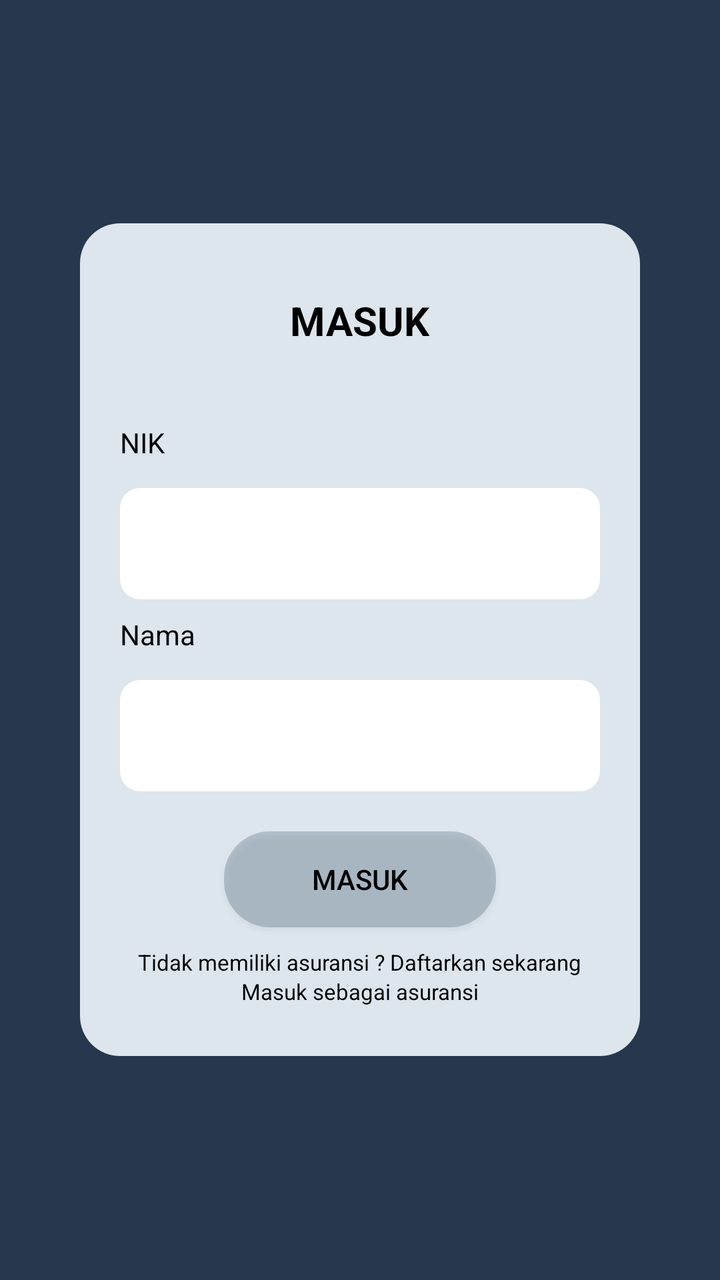
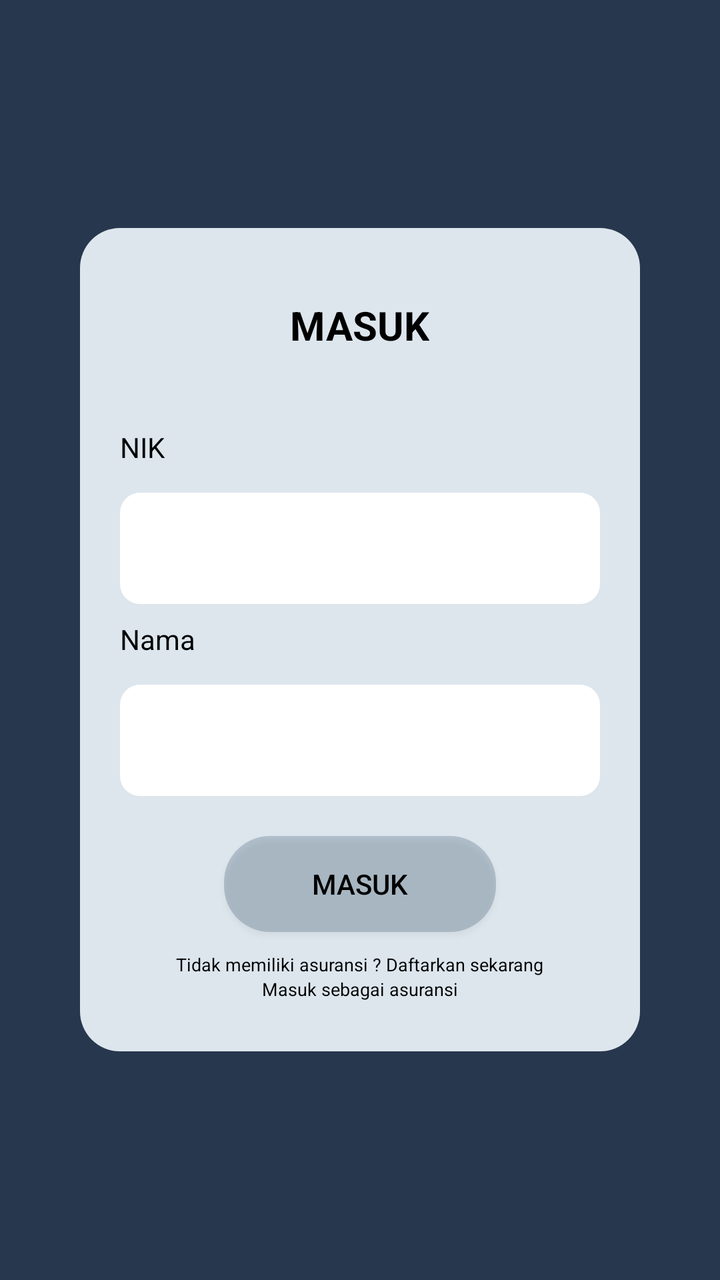

Compare the two renders of this Android layout. The source of the first and the diff that turns it into the second are given below.
<!-- AndroidManifest.xml: application theme Theme.Skripsi -->
<!-- res/layout/activity_login.xml -->
<?xml version="1.0" encoding="utf-8"?>
<LinearLayout xmlns:android="http://schemas.android.com/apk/res/android"
    xmlns:app="http://schemas.android.com/apk/res-auto"
    xmlns:tools="http://schemas.android.com/tools"
    android:id="@+id/main"
    android:layout_width="match_parent"
    android:layout_height="match_parent"
    tools:context=".Login"
    android:orientation="vertical"
    android:background="#27374D"
    android:gravity="center">

    <LinearLayout
        android:layout_width="match_parent"
        android:layout_height="wrap_content"
        android:orientation="vertical"
        android:background="@drawable/rounded_corner_background"
        android:paddingHorizontal="20dp"
        android:paddingVertical="25dp"
        android:gravity="center"
        android:layout_marginHorizontal="40sp"
        >

        <TextView
            android:layout_width="wrap_content"
            android:layout_height="wrap_content"
            android:text="@string/masuk"
            android:gravity="center"
            android:textStyle="bold"
            android:textSize="20dp"
            android:layout_marginVertical="10dp"
            android:paddingBottom="20dp"
            android:textColor="@color/black"
            />


        <TextView
            android:layout_width="match_parent"
            android:layout_height="wrap_content"
            android:text="@string/nik_login"
            android:paddingVertical="8dp"
            android:textColor="@color/black"
            />

        <com.google.android.material.textfield.TextInputLayout
            android:layout_width="match_parent"
            android:layout_height="wrap_content"
            android:id="@+id/nik"
            style="@style/Widget.MaterialComponents.TextInputLayout.OutlinedBox"
            android:textSize="12sp"
            app:placeholderTextColor="@color/black"
            >

            <com.google.android.material.textfield.TextInputEditText
                android:layout_width="match_parent"
                android:layout_height="wrap_content"
                android:background="@drawable/rounded_corner_fill"
                android:textColor="@color/black"
                />

        </com.google.android.material.textfield.TextInputLayout>


        <TextView
            android:layout_width="match_parent"
            android:layout_height="wrap_content"
            android:text="@string/nama_huruf_kecil"
            android:paddingVertical="8dp"
            android:textColor="@color/black"
            />

        <com.google.android.material.textfield.TextInputLayout
            android:layout_width="match_parent"
            android:layout_height="wrap_content"
            android:id="@+id/nama"
            style="@style/Widget.MaterialComponents.TextInputLayout.OutlinedBox"
            android:textSize="12dp"
            android:layout_marginBottom="20dp"
            app:placeholderTextColor="@color/black"
            >

            <com.google.android.material.textfield.TextInputEditText
                android:layout_width="match_parent"
                android:layout_height="wrap_content"
                android:background="@drawable/rounded_corner_fill"
                android:textColor="@color/black"
                />

        </com.google.android.material.textfield.TextInputLayout>


        <androidx.appcompat.widget.AppCompatButton
            android:id="@+id/btnMasuk"
            android:layout_width="136dp"
            android:layout_height="wrap_content"
            android:layout_gravity="center"
            android:layout_marginBottom="10dp"
            android:background="@drawable/rounded_corner_button"
            android:text="@string/masuk"
            android:textColor="@color/black" />

        <LinearLayout
            android:layout_width="match_parent"
            android:layout_height="wrap_content"
            android:orientation="horizontal"
            android:gravity="center"
            >

            <TextView
                android:layout_width="wrap_content"
                android:layout_height="wrap_content"
                android:textSize="11sp"
                android:text="@string/tidak_memiliki_asuransi"
                android:textColor="@color/black"
                />


            <TextView
                android:layout_width="wrap_content"
                android:layout_height="wrap_content"
                android:textSize="11sp"
                android:text="@string/daftarkan_sekarang"
                android:textColor="@color/black"
                android:id="@+id/daftar"
                android:paddingLeft="2dp"
                />
        </LinearLayout>


        <TextView
            android:layout_width="match_parent"
            android:layout_height="wrap_content"
            android:text="@string/masuk_sebagai_asuransi"
            android:textSize="11sp"
            android:textStyle=""
            android:gravity="center"
            android:textColor="@color/black"
            android:id="@+id/masukAsuransi"
            />

    </LinearLayout>




</LinearLayout>
<!-- resources referenced by this layout -->
<resources>
  <color name="black">#FF000000</color>
  <!-- drawable rounded_corner_background (drawable) -->
  <?xml version="1.0" encoding="utf-8"?>
  <shape xmlns:android="http://schemas.android.com/apk/res/android"
      android:shape="rectangle">
      <solid android:color="#DDE6ED" />
      <corners android:radius="20dp" />
  </shape>
  <!-- drawable rounded_corner_button (drawable) -->
  <?xml version="1.0" encoding="utf-8"?>
  <shape xmlns:android="http://schemas.android.com/apk/res/android"
      android:shape="rectangle">
      <solid android:color="#50526D82" />
      <corners android:radius="23dp" />
  </shape>
  <!-- drawable rounded_corner_fill (drawable) -->
  <?xml version="1.0" encoding="utf-8"?>
  <shape xmlns:android="http://schemas.android.com/apk/res/android"
      android:shape="rectangle">
      <solid android:color="@color/white" />
      <corners android:radius="10dp" />
  </shape>
  <string name="daftarkan_sekarang">Daftarkan sekarang</string>
  <string name="masuk">MASUK</string>
  <string name="masuk_sebagai_asuransi">Masuk sebagai asuransi</string>
  <string name="nama_huruf_kecil">Nama</string>
  <string name="nik_login">NIK</string>
  <string name="tidak_memiliki_asuransi">Tidak memiliki asuransi ?</string>
  <style name="Theme.Skripsi" parent="Theme.MaterialComponents.DayNight.DarkActionBar">
          
          <item name="colorPrimary">@color/purple_500</item>
          <item name="colorPrimaryVariant">@color/purple_700</item>
          <item name="colorOnPrimary">@color/white</item>
          
          <item name="colorSecondary">@color/teal_200</item>
          <item name="colorSecondaryVariant">@color/teal_700</item>
          <item name="colorOnSecondary">@color/black</item>
          
          <item name="android:statusBarColor">?attr/colorPrimaryVariant</item>
          
      </style>
  <color name="white">#FFFFFFFF</color>
  <color name="purple_500">#FF6200EE</color>
  <color name="purple_700">#FF3700B3</color>
  <color name="teal_200">#FF03DAC5</color>
  <color name="teal_700">#FF018786</color>
</resources>

<!-- the commit's change to res/layout/activity_login.xml (unified diff, before → after) -->
@@ -109,7 +109,7 @@
             <TextView
                 android:layout_width="wrap_content"
                 android:layout_height="wrap_content"
-                android:textSize="11sp"
+                android:textSize="9sp"
                 android:text="@string/tidak_memiliki_asuransi"
                 android:textColor="@color/black"
                 />
@@ -118,7 +118,7 @@
             <TextView
                 android:layout_width="wrap_content"
                 android:layout_height="wrap_content"
-                android:textSize="11sp"
+                android:textSize="9sp"
                 android:text="@string/daftarkan_sekarang"
                 android:textColor="@color/black"
                 android:id="@+id/daftar"
@@ -131,8 +131,7 @@
             android:layout_width="match_parent"
             android:layout_height="wrap_content"
             android:text="@string/masuk_sebagai_asuransi"
-            android:textSize="11sp"
-            android:textStyle=""
+            android:textSize="9sp"
             android:gravity="center"
             android:textColor="@color/black"
             android:id="@+id/masukAsuransi"
